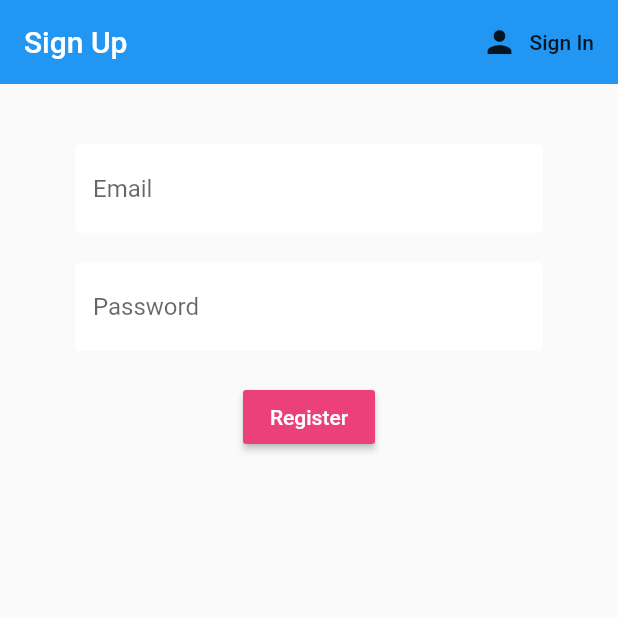
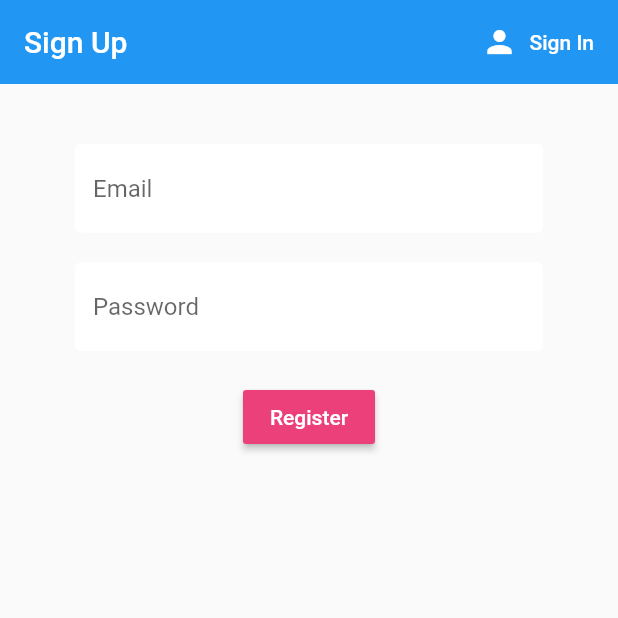
Before and after one commit to Hafst1/Husfelag, a Flutter app: the screen it shows after launch, after a tap on "Register", on a phone screen of 412 x 824 dp, the top half of it. Run offline on Flutter 3.47's test engine with Material 2 defaults, Android fonts, the phone set to English and light mode, and no system bars; our stand-ins replace firebase_auth, table_calendar; accounts and stored records are empty.

Commit message:
changeing colors of icons

```diff
--- a/lib/screens/authenticate/register.dart
+++ b/lib/screens/authenticate/register.dart
@@ -30,8 +30,11 @@ class _RegisterState extends State<Register> {
         title: Text('Sign Up'),
         actions: <Widget>[
           FlatButton.icon(
-            icon: Icon(Icons.person),
-            label: Text('Sign In'),
+            icon: Icon(Icons.person, color: Colors.white),
+            label: Text(
+              'Sign In',
+              style: TextStyle(color: Colors.white),
+            ),
             onPressed: () {
               widget.toggleView();
             },
--- a/lib/screens/authenticate/sign_in.dart
+++ b/lib/screens/authenticate/sign_in.dart
@@ -31,8 +31,11 @@ class _SignInState extends State<SignIn> {
         title: Text('Sign In'),
         actions: <Widget>[
           FlatButton.icon(
-            icon: Icon(Icons.person),
-            label: Text('Register'),
+            icon: Icon(Icons.person, color: Colors.white),
+            label: Text(
+              'Register',
+              style: TextStyle(color: Colors.white),
+            ),
             onPressed: () {
               widget.toggleView();
             },
--- a/pubspec.yaml
+++ b/pubspec.yaml
@@ -22,7 +22,7 @@ dependencies:
   intl: ^0.16.0
   provider: ^3.1.0+1
   firebase_auth: ^0.14.0+5
-  cloud_firestore: ^0.12.9+4
+  cloud_firestore: ^0.12.9+6
 
   # The following adds the Cupertino Icons font to your application.
   # Use with the CupertinoIcons class for iOS style icons.
```
Also changed, not shown: lib/screens/home_screen.dart (+5 -2 lines).
